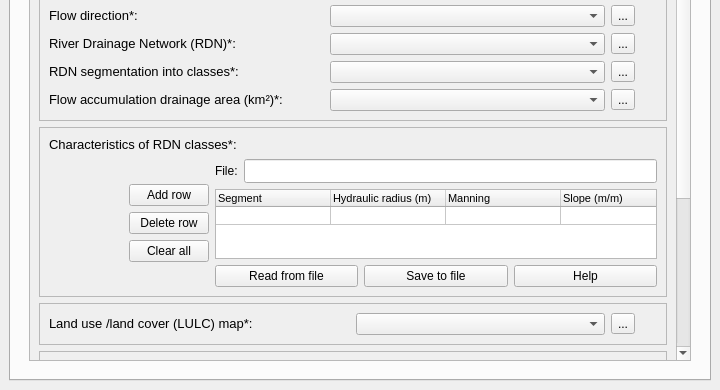
This is hidroPixel_dialog_flow_tt.ui in J1Vitor/HidroPixel_test as Qt 5 draws it before an edit; both pictures show x 0 to 720 and y 200 to 590 of the 720 by 590 pixel window. The edited form follows.
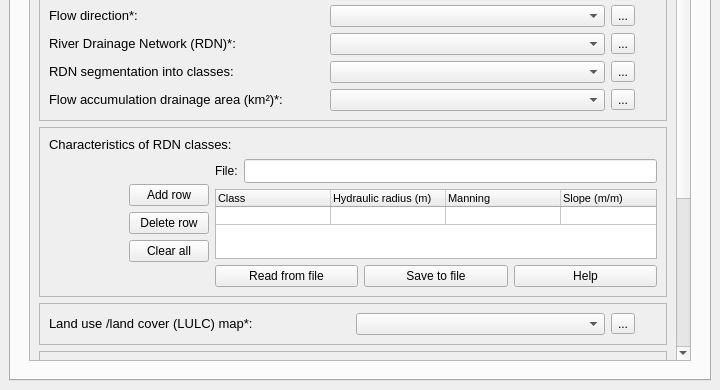
This is the edited form. The open tabs and pages were chosen to show the change. Icons and pictures are not drawn.

```diff
--- a/hidroPixel_dialog_flow_tt.ui
+++ b/hidroPixel_dialog_flow_tt.ui
@@ -1784,7 +1784,7 @@
                      <item row="0" column="0">
                       <widget class="QLabel" name="label_32">
                        <property name="text">
-                        <string>&lt;html&gt;&lt;head/&gt;&lt;body&gt;&lt;p align=&quot;justify&quot;&gt;&lt;span style=&quot; font-size:10pt;&quot;&gt;RDN segmentation into classes*:&lt;/span&gt;&lt;/p&gt;&lt;/body&gt;&lt;/html&gt;</string>
+                        <string>&lt;html&gt;&lt;head/&gt;&lt;body&gt;&lt;p align=&quot;justify&quot;&gt;&lt;span style=&quot; font-size:10pt;&quot;&gt;RDN segmentation into classes:&lt;/span&gt;&lt;/p&gt;&lt;/body&gt;&lt;/html&gt;</string>
                        </property>
                       </widget>
                      </item>
@@ -1886,7 +1886,7 @@
                      <item>
                       <widget class="QLabel" name="label_37">
                        <property name="text">
-                        <string>&lt;html&gt;&lt;head/&gt;&lt;body&gt;&lt;p align=&quot;justify&quot;&gt;&lt;span style=&quot; font-size:10pt;&quot;&gt;Characteristics of RDN classes*:&lt;/span&gt;&lt;/p&gt;&lt;/body&gt;&lt;/html&gt;</string>
+                        <string>&lt;html&gt;&lt;head/&gt;&lt;body&gt;&lt;p align=&quot;justify&quot;&gt;&lt;span style=&quot; font-size:10pt;&quot;&gt;Characteristics of RDN classes:&lt;/span&gt;&lt;/p&gt;&lt;/body&gt;&lt;/html&gt;</string>
                        </property>
                       </widget>
                      </item>
@@ -2126,7 +2126,7 @@
                          </row>
                          <column>
                           <property name="text">
-                           <string>Segment</string>
+                           <string>Class</string>
                           </property>
                           <property name="font">
                            <font>
```
Left out of the diff: 6 changed lines with no effect on the pictures.
